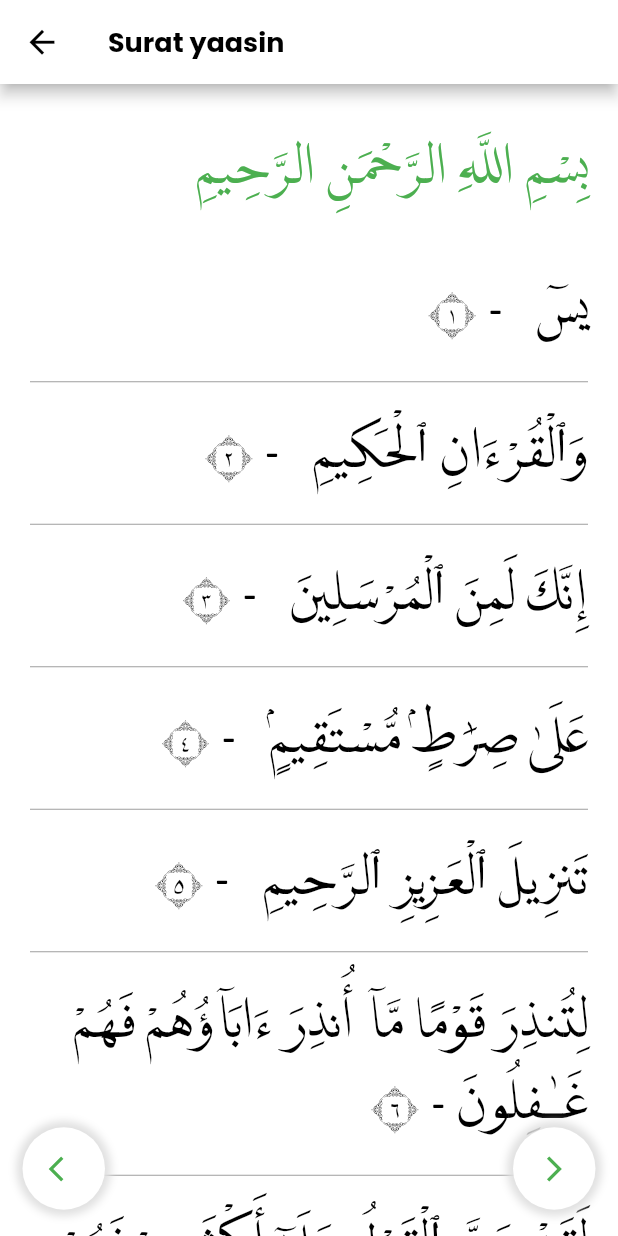
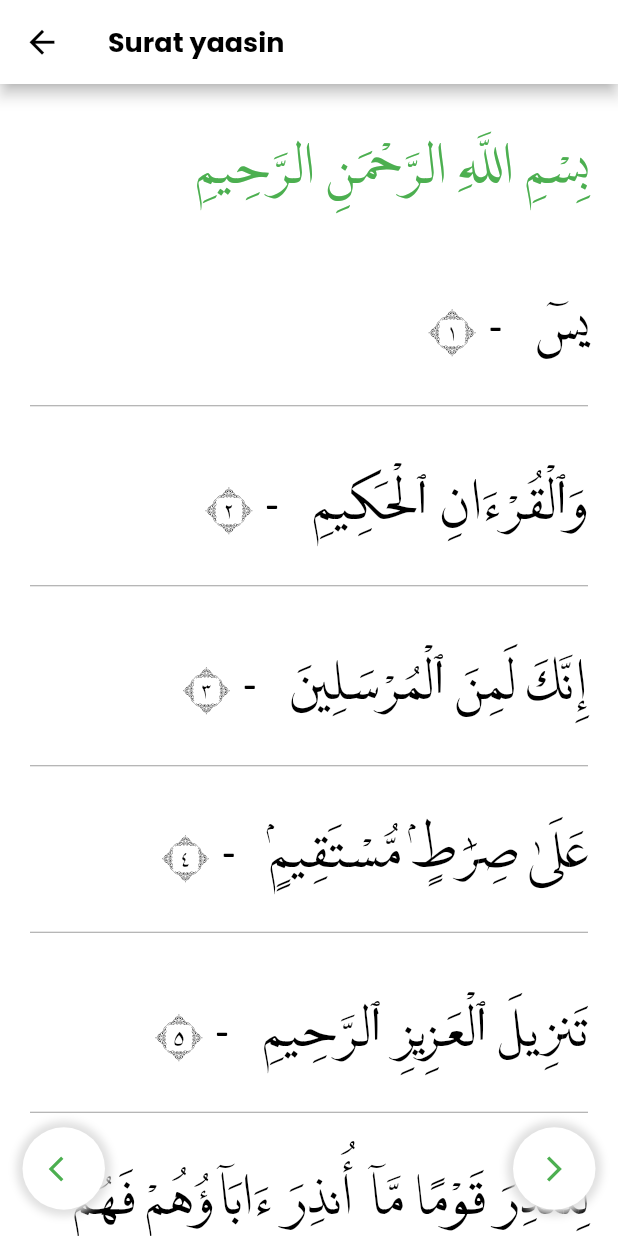
Before and after one commit to alizaenazet/dalil-alnajah, a Flutter app: the Section3 screen opened directly, on a phone screen of 412 x 824 dp. Run offline on Flutter 3.47's test engine with Material 2 defaults, Android fonts, the phone set to English and light mode, and no system bars; our stand-ins replace animated_splash_screen, google_fonts.

Commit message:
revisi 20-9

```diff
--- a/lib/section3.dart
+++ b/lib/section3.dart
@@ -59,7 +59,7 @@ class _Section3State extends State<Section3> {
               Text(
                 'يسٓ' + '   - ' + '١',
                 textDirection: TextDirection.rtl,
-                style: largeBlackArabic,
+                style: largeBlackArabic.copyWith(height: 2.2),
               ),
               SizedBox(
                 height: 20,
@@ -71,7 +71,7 @@ class _Section3State extends State<Section3> {
               Text(
                 'وَٱلْقُرْءَانِ ٱلْحَكِيمِ' + '   - ' + '٢',
                 textDirection: TextDirection.rtl,
-                style: largeBlackArabic,
+                style: largeBlackArabic.copyWith(height: 2.2),
               ),
               SizedBox(
                 height: 20,
@@ -83,7 +83,7 @@ class _Section3State extends State<Section3> {
               Text(
                 'إِنَّكَ لَمِنَ ٱلْمُرْسَلِينَ' + '   - ' + '٣',
                 textDirection: TextDirection.rtl,
-                style: largeBlackArabic,
+                style: largeBlackArabic.copyWith(height: 2.2),
               ),
               SizedBox(
                 height: 20,
@@ -95,7 +95,7 @@ class _Section3State extends State<Section3> {
               Text(
                 'عَلَىٰ صِرَٰطٍۢ مُّسْتَقِيمٍۢ' + '   - ' + '٤',
                 textDirection: TextDirection.rtl,
-                style: largeBlackArabic,
+                style: largeBlackArabic.copyWith(height: 2.2),
               ),
               SizedBox(
                 height: 20,
@@ -107,7 +107,7 @@ class _Section3State extends State<Section3> {
               Text(
                 'تَنزِيلَ ٱلْعَزِيزِ ٱلرَّحِيمِ' + '   - ' + '٥',
                 textDirection: TextDirection.rtl,
-                style: largeBlackArabic,
+                style: largeBlackArabic.copyWith(height: 2.2),
               ),
               SizedBox(
                 height: 20,
@@ -121,7 +121,7 @@ class _Section3State extends State<Section3> {
                     ' - ' +
                     '٦',
                 textDirection: TextDirection.rtl,
-                style: largeBlackArabic,
+                style: largeBlackArabic.copyWith(height: 2.2),
               ),
               SizedBox(
                 height: 20,
@@ -135,7 +135,7 @@ class _Section3State extends State<Section3> {
                     ' - ' +
                     '٧',
                 textDirection: TextDirection.rtl,
-                style: largeBlackArabic,
+                style: largeBlackArabic.copyWith(height: 2.2),
               ),
               SizedBox(
                 height: 20,
@@ -149,7 +149,7 @@ class _Section3State extends State<Section3> {
                     ' - ' +
                     '٨',
                 textDirection: TextDirection.rtl,
-                style: largeBlackArabic,
+                style: largeBlackArabic.copyWith(height: 2.2),
               ),
               SizedBox(
                 height: 20,
@@ -163,7 +163,7 @@ class _Section3State extends State<Section3> {
                     ' - ' +
                     '٩',
                 textDirection: TextDirection.rtl,
-                style: largeBlackArabic,
+                style: largeBlackArabic.copyWith(height: 2.2),
               ),
               SizedBox(
                 height: 20,
@@ -177,7 +177,7 @@ class _Section3State extends State<Section3> {
                     ' - ' +
                     '١٠',
                 textDirection: TextDirection.rtl,
-                style: largeBlackArabic,
+                style: largeBlackArabic.copyWith(height: 2.2),
               ),
               SizedBox(
                 height: 20,
@@ -191,7 +191,7 @@ class _Section3State extends State<Section3> {
                     ' - ' +
                     '١١',
                 textDirection: TextDirection.rtl,
-                style: largeBlackArabic,
+                style: largeBlackArabic.copyWith(height: 2.2),
               ),
               SizedBox(
                 height: 20,
@@ -205,7 +205,7 @@ class _Section3State extends State<Section3> {
                     ' - ' +
                     '١٢',
                 textDirection: TextDirection.rtl,
-                style: largeBlackArabic,
+                style: largeBlackArabic.copyWith(height: 2.2),
               ),
               SizedBox(
                 height: 20,
@@ -219,7 +219,7 @@ class _Section3State extends State<Section3> {
                     ' - ' +
                     '١٣',
                 textDirection: TextDirection.rtl,
-                style: largeBlackArabic,
+                style: largeBlackArabic.copyWith(height: 2.2),
               ),
               SizedBox(
                 height: 20,
@@ -233,7 +233,7 @@ class _Section3State extends State<Section3> {
                     ' - ' +
                     '١٤',
                 textDirection: TextDirection.rtl,
-                style: largeBlackArabic,
+                style: largeBlackArabic.copyWith(height: 2.2),
               ),
               SizedBox(
                 height: 20,
@@ -247,7 +247,7 @@ class _Section3State extends State<Section3> {
                     ' - ' +
                     '١٥',
                 textDirection: TextDirection.rtl,
-                style: largeBlackArabic,
+                style: largeBlackArabic.copyWith(height: 2.2),
               ),
               SizedBox(
                 height: 20,
@@ -261,7 +261,7 @@ class _Section3State extends State<Section3> {
                     ' - ' +
                     '١٦',
                 textDirection: TextDirection.rtl,
-                style: largeBlackArabic,
+                style: largeBlackArabic.copyWith(height: 2.2),
               ),
               SizedBox(
                 height: 20,
@@ -273,7 +273,7 @@ class _Section3State extends State<Section3> {
               Text(
                 'وَمَا عَلَيْنَآ إِلَّا ٱلْبَلَـٰغُ ٱلْمُبِينُ' + ' - ' + '١٧',
                 textDirection: TextDirection.rtl,
-                style: largeBlackArabic,
+                style: largeBlackArabic.copyWith(height: 2.2),
               ),
               SizedBox(
                 height: 20,
@@ -287,7 +287,7 @@ class _Section3State extends State<Section3> {
                     ' - ' +
                     '١٨',
                 textDirection: TextDirection.rtl,
-                style: largeBlackArabic,
+                style: largeBlackArabic.copyWith(height: 2.2),
               ),
               SizedBox(
                 height: 20,
@@ -301,7 +301,7 @@ class _Section3State extends State<Section3> {
                     ' -' +
                     '١٩',
                 textDirection: TextDirection.rtl,
-                style: largeBlackArabic,
+                style: largeBlackArabic.copyWith(height: 2.2),
               ),
               SizedBox(
                 height: 20,
@@ -315,7 +315,7 @@ class _Section3State extends State<Section3> {
                     ' - ' +
                     '٢٠',
                 textDirection: TextDirection.rtl,
-                style: largeBlackArabic,
+                style: largeBlackArabic.copyWith(height: 2.2),
               ),
               SizedBox(
                 height: 20,
@@ -329,7 +329,7 @@ class _Section3State extends State<Section3> {
                     ' - ' +
                     '٢١',
                 textDirection: TextDirection.rtl,
-                style: largeBlackArabic,
+                style: largeBlackArabic.copyWith(height: 2.2),
               ),
               SizedBox(
                 height: 20,
@@ -343,7 +343,7 @@ class _Section3State extends State<Section3> {
                     ' - ' +
                     '٢٢',
                 textDirection: TextDirection.rtl,
-                style: largeBlackArabic,
+                style: largeBlackArabic.copyWith(height: 2.2),
               ),
               SizedBox(
                 height: 20,
@@ -357,7 +357,7 @@ class _Section3State extends State<Section3> {
                     ' - ' +
                     '٢٣',
                 textDirection: TextDirection.rtl,
-                style: largeBlackArabic,
+                style: largeBlackArabic.copyWith(height: 2.2),
               ),
               SizedBox(
                 height: 20,
@@ -369,7 +369,7 @@ class _Section3State extends State<Section3> {
               Text(
                 'إِنِّىٓ إِذًۭا لَّفِى ضَلَـٰلٍۢ مُّبِينٍ' + ' - ' + '٢٤',
                 textDirection: TextDirection.rtl,
-                style: largeBlackArabic,
+                style: largeBlackArabic.copyWith(height: 2.2),
               ),
               SizedBox(
                 height: 20,
@@ -381,7 +381,7 @@ class _Section3State extends State<Section3> {
               Text(
                 'إِنِّىٓ ءَامَنتُ بِرَبِّكُمْ فَٱسْمَعُونِ' + ' - ' + '٢٥',
                 textDirection: TextDirection.rtl,
-                style: largeBlackArabic,
+                style: largeBlackArabic.copyWith(height: 2.2),
               ),
               SizedBox(
                 height: 20,
@@ -395,7 +395,7 @@ class _Section3State extends State<Section3> {
                     ' - ' +
                     '٢٦',
                 textDirection: TextDirection.rtl,
-                style: largeBlackArabic,
+                style: largeBlackArabic.copyWith(height: 2.2),
               ),
               SizedBox(
                 height: 20,
@@ -409,7 +409,7 @@ class _Section3State extends State<Section3> {
                     ' - ' +
                     '٢٧',
                 textDirection: TextDirection.rtl,
-                style: largeBlackArabic,
+                style: largeBlackArabic.copyWith(height: 2.2),
               ),
               SizedBox(
                 height: 20,
@@ -423,7 +423,7 @@ class _Section3State extends State<Section3> {
                     ' - ' +
                     '٢٨',
                 textDirection: TextDirection.rtl,
-                style: largeBlackArabic,
+                style: largeBlackArabic.copyWith(height: 2.2),
               ),
               SizedBox(
                 height: 20,
@@ -437,7 +437,7 @@ class _Section3State extends State<Section3> {
                     ' - ' +
                     '٢٩',
                 textDirection: TextDirection.rtl,
-                style: largeBlackArabic,
+                style: largeBlackArabic.copyWith(height: 2.2),
               ),
               SizedBox(
                 height: 20,
@@ -451,7 +451,7 @@ class _Section3State extends State<Section3> {
                     ' - ' +
                     '٣٠',
                 textDirection: TextDirection.rtl,
-                style: largeBlackArabic,
+                style: largeBlackArabic.copyWith(height: 2.2),
               ),
               SizedBox(
                 height: 20,
@@ -465,7 +465,7 @@ class _Section3State extends State<Section3> {
                     '-' +
                     '٣١',
                 textDirection: TextDirection.rtl,
-                style: largeBlackArabic,
+                style: largeBlackArabic.copyWith(height: 2.2),
               ),
               SizedBox(
                 height: 20,
@@ -479,7 +479,7 @@ class _Section3State extends State<Section3> {
                     ' - ' +
                     '٣٢',
                 textDirection: TextDirection.rtl,
-                style: largeBlackArabic,
+                style: largeBlackArabic.copyWith(height: 2.2),
               ),
               SizedBox(
                 height: 20,
@@ -493,7 +493,7 @@ class _Section3State extends State<Section3> {
                     ' - ' +
                     '٣٣',
                 textDirection: TextDirection.rtl,
-                style: largeBlackArabic,
+                style: largeBlackArabic.copyWith(height: 2.2),
               ),
               SizedBox(
                 height: 20,
@@ -507,7 +507,7 @@ class _Section3State extends State<Section3> {
                     ' - ' +
                     '٣٤',
                 textDirection: TextDirection.rtl,
-                style: largeBlackArabic,
+                style: largeBlackArabic.copyWith(height: 2.2),
               ),
               SizedBox(
                 height: 20,
@@ -521,7 +521,7 @@ class _Section3State extends State<Section3> {
                     ' - ' +
                     '٣٥',
                 textDirection: TextDirection.rtl,
-                style: largeBlackArabic,
+                style: largeBlackArabic.copyWith(height: 2.2),
               ),
               SizedBox(
                 height: 20,
@@ -535,7 +535,7 @@ class _Section3State extends State<Section3> {
                     ' - ' +
                     '٣٦',
                 textDirection: TextDirection.rtl,
-                style: largeBlackArabic,
+                style: largeBlackArabic.copyWith(height: 2.2),
               ),
               SizedBox(
                 height: 20,
@@ -549,7 +549,7 @@ class _Section3State extends State<Section3> {
                     ' - ' +
                     '٣٧',
                 textDirection: TextDirection.rtl,
-                style: largeBlackArabic,
+                style: largeBlackArabic.copyWith(height: 2.2),
               ),
               SizedBox(
                 height: 20,
@@ -563,7 +563,7 @@ class _Section3State extends State<Section3> {
                     ' - ' +
                     '٣٨',
                 textDirection: TextDirection.rtl,
-                style: largeBlackArabic,
+                style: largeBlackArabic.copyWith(height: 2.2),
               ),
               SizedBox(
                 height: 20,
@@ -577,7 +577,7 @@ class _Section3State extends State<Section3> {
                     ' - ' +
                     '٣٩',
                 textDirection: TextDirection.rtl,
-                style: largeBlackArabic,
+                style: largeBlackArabic.copyWith(height: 2.2),
               ),
               SizedBox(
                 height: 20,
@@ -591,7 +591,7 @@ class _Section3State extends State<Section3> {
                     ' - ' +
                     '٤٠',
                 textDirection: TextDirection.rtl,
-                style: largeBlackArabic,
+                style: largeBlackArabic.copyWith(height: 2.2),
               ),
               SizedBox(
                 height: 20,
@@ -605,7 +605,7 @@ class _Section3State extends State<Section3> {
                     ' - ' +
                     '٤١',
                 textDirection: TextDirection.rtl,
-                style: largeBlackArabic,
+                style: largeBlackArabic.copyWith(height: 2.2),
               ),
               SizedBox(
                 height: 20,
@@ -619,7 +619,7 @@ class _Section3State extends State<Section3> {
                     ' - ' +
                     '٤٢',
                 textDirection: TextDirection.rtl,
-                style: largeBlackArabic,
+                style: largeBlackArabic.copyWith(height: 2.2),
               ),
               SizedBox(
                 height: 20,
@@ -633,7 +633,7 @@ class _Section3State extends State<Section3> {
                     ' - ' +
                     '٤٣',
                 textDirection: TextDirection.rtl,
-                style: largeBlackArabic,
+                style: largeBlackArabic.copyWith(height: 2.2),
               ),
               SizedBox(
                 height: 20,
@@ -647,7 +647,7 @@ class _Section3State extends State<Section3> {
                     ' - ' +
                     '٤٤',
                 textDirection: TextDirection.rtl,
-                style: largeBlackArabic,
+                style: largeBlackArabic.copyWith(height: 2.2),
               ),
               SizedBox(
                 height: 20,
@@ -661,7 +661,7 @@ class _Section3State extends State<Section3> {
                     ' - ' +
                     '٤٥',
                 textDirection: TextDirection.rtl,
-                style: largeBlackArabic,
+                style: largeBlackArabic.copyWith(height: 2.2),
               ),
               SizedBox(
                 height: 20,
@@ -675,7 +675,7 @@ class _Section3State extends State<Section3> {
                     '-' +
                     '٤٦',
                 textDirection: TextDirection.rtl,
-                style: largeBlackArabic,
+                style: largeBlackArabic.copyWith(height: 2.2),
               ),
               SizedBox(
                 height: 20,
@@ -689,7 +689,7 @@ class _Section3State extends State<Section3> {
                     ' - ' +
                     '٤٧',
                 textDirection: TextDirection.rtl,
-                style: largeBlackArabic,
+                style: largeBlackArabic.copyWith(height: 2.2),
               ),
               SizedBox(
                 height: 20,
@@ -703,7 +703,7 @@ class _Section3State extends State<Section3> {
                     ' - ' +
                     '٤٨',
                 textDirection: TextDirection.rtl,
-                style: largeBlackArabic,
+                style: largeBlackArabic.copyWith(height: 2.2),
               ),
               SizedBox(
                 height: 20,
@@ -717,7 +717,7 @@ class _Section3State extends State<Section3> {
                     ' - ' +
                     '٤٩',
                 textDirection: TextDirection.rtl,
-                style: largeBlackArabic,
+                style: largeBlackArabic.copyWith(height: 2.2),
               ),
               SizedBox(
                 height: 20,
@@ -731,7 +731,7 @@ class _Section3State extends State<Section3> {
                     ' - ' +
                     '٥٠',
                 textDirection: TextDirection.rtl,
-                style: largeBlackArabic,
+                style: largeBlackArabic.copyWith(height: 2.2),
               ),
               SizedBox(
                 height: 20,
@@ -745,7 +745,7 @@ class _Section3State extends State<Section3> {
                     ' - ' +
                     '٥١',
                 textDirection: TextDirection.rtl,
-                style: largeBlackArabic,
+                style: largeBlackArabic.copyWith(height: 2.2),
               ),
               SizedBox(
                 height: 20,
@@ -759,7 +759,7 @@ class _Section3State extends State<Section3> {
                     ' - ' +
                     '٥٢',
                 textDirection: TextDirection.rtl,
-                style: largeBlackArabic,
+                style: largeBlackArabic.copyWith(height: 2.2),
               ),
               SizedBox(
                 height: 20,
@@ -773,7 +773,7 @@ class _Section3State extends State<Section3> {
                     ' - ' +
                     '٥٣',
                 textDirection: TextDirection.rtl,
-                style: largeBlackArabic,
+                style: largeBlackArabic.copyWith(height: 2.2),
               ),
               SizedBox(
                 height: 20,
@@ -787,7 +787,7 @@ class _Section3State extends State<Section3> {
                     ' - ' +
                     '٥٤',
                 textDirection: TextDirection.rtl,
-                style: largeBlackArabic,
+                style: largeBlackArabic.copyWith(height: 2.2),
               ),
               SizedBox(
                 height: 20,
@@ -801,7 +801,7 @@ class _Section3State extends State<Section3> {
                     ' - ' +
                     '٥٥',
                 textDirection: TextDirection.rtl,
-                style: largeBlackArabic,
+                style: largeBlackArabic.copyWith(height: 2.2),
               ),
               SizedBox(
                 height: 20,
@@ -815,7 +815,7 @@ class _Section3State extends State<Section3> {
                     ' - ' +
                     '٥٦',
                 textDirection: TextDirection.rtl,
-                style: largeBlackArabic,
+                style: largeBlackArabic.copyWith(height: 2.2),
               ),
               SizedBox(
                 height: 20,
@@ -829,7 +829,7 @@ class _Section3State extends State<Section3> {
                     ' - ' +
                     '٥٧',
                 textDirection: TextDirection.rtl,
-                style: largeBlackArabic,
+                style: largeBlackArabic.copyWith(height: 2.2),
               ),
               SizedBox(
                 height: 20,
@@ -839,11 +839,9 @@ class _Section3State extends State<Section3> {
                 height: 20,
               ),
               Text(
-                'سَلٰمٌۗ قَوْلًا مِّنْ رَّبٍّ رَّحِيْمٍ' +
-                    ' - ' +
-                    '٥٨',
+                'سَلٰمٌۗ قَوْلًا مِّنْ رَّبٍّ رَّحِيْمٍ' + ' - ' + '٥٨',
                 textDirection: TextDirection.rtl,
-                style: largeBlackArabic,
+                style: largeBlackArabic.copyWith(height: 2.2),
               ),
               SizedBox(
                 height: 20,
@@ -853,9 +851,11 @@ class _Section3State extends State<Section3> {
                 height: 20,
               ),
               Text(
-                'وَامْتَازُوا الْيَوْمَ اَيُّهَا الْمُجْرِمُوْنَ' + ' - ' + '٥٩',
+                'وَامْتَازُوا الْيَوْمَ اَيُّهَا الْمُجْرِمُوْنَ' +
+                    ' - ' +
+                    '٥٩',
                 textDirection: TextDirection.rtl,
-                style: largeBlackArabic,
+                style: largeBlackArabic.copyWith(height: 2.2),
               ),
               SizedBox(
                 height: 20,
@@ -869,7 +869,7 @@ class _Section3State extends State<Section3> {
                     ' - ' +
                     '٦٠',
                 textDirection: TextDirection.rtl,
-                style: largeBlackArabic,
+                style: largeBlackArabic.copyWith(height: 2.2),
               ),
               SizedBox(
                 height: 20,
@@ -883,7 +883,7 @@ class _Section3State extends State<Section3> {
                     ' - ' +
                     '٦١',
                 textDirection: TextDirection.rtl,
-                style: largeBlackArabic,
+                style: largeBlackArabic.copyWith(height: 2.2),
               ),
               SizedBox(
                 height: 20,
@@ -897,7 +897,7 @@ class _Section3State extends State<Section3> {
                     ' - ' +
                     '٦٢',
                 textDirection: TextDirection.rtl,
-                style: largeBlackArabic,
+                style: largeBlackArabic.copyWith(height: 2.2),
               ),
               SizedBox(
                 height: 20,
@@ -909,7 +909,7 @@ class _Section3State extends State<Section3> {
               Text(
                 'هَـٰذِهِۦ جَهَنَّمُ ٱلَّتِى كُنتُمْ تُوعَدُونَ' + ' - ' + '٦٣',
                 textDirection: TextDirection.rtl,
-                style: largeBlackArabic,
+                style: largeBlackArabic.copyWith(height: 2.2),
               ),
               SizedBox(
                 height: 20,
@@ -921,7 +921,7 @@ class _Section3State extends State<Section3> {
               Text(
                 'ٱصْلَوْهَا ٱلْيَوْمَ بِمَا كُنتُمْ تَكْفُرُونَ' + ' - ' + '٦٤',
                 textDirection: TextDirection.rtl,
-                style: largeBlackArabic,
+                style: largeBlackArabic.copyWith(height: 2.2),
               ),
               SizedBox(
                 height: 20,
@@ -935,7 +935,7 @@ class _Section3State extends State<Section3> {
                     ' - ' +
                     '٦٥',
                 textDirection: TextDirection.rtl,
-                style: largeBlackArabic,
+                style: largeBlackArabic.copyWith(height: 2.2),
               ),
               SizedBox(
                 height: 20,
@@ -949,7 +949,7 @@ class _Section3State extends State<Section3> {
                     ' - ' +
                     '٦٦',
                 textDirection: TextDirection.rtl,
-                style: largeBlackArabic,
+                style: largeBlackArabic.copyWith(height: 2.2),
               ),
               SizedBox(
                 height: 20,
@@ -963,7 +963,7 @@ class _Section3State extends State<Section3> {
                     ' - ' +
                     '٦٧',
                 textDirection: TextDirection.rtl,
-                style: largeBlackArabic,
+                style: largeBlackArabic.copyWith(height: 2.2),
               ),
               SizedBox(
                 height: 20,
@@ -977,7 +977,7 @@ class _Section3State extends State<Section3> {
                     ' - ' +
                     '٦٨',
                 textDirection: TextDirection.rtl,
-                style: largeBlackArabic,
+                style: largeBlackArabic.copyWith(height: 2.2),
               ),
               SizedBox(
                 height: 20,
@@ -991,7 +991,7 @@ class _Section3State extends State<Section3> {
                     ' - ' +
                     '٦٩',
                 textDirection: TextDirection.rtl,
-                style: largeBlackArabic,
+                style: largeBlackArabic.copyWith(height: 2.2),
               ),
               SizedBox(
                 height: 20,
@@ -1005,7 +1005,7 @@ class _Section3State extends State<Section3> {
                     ' - ' +
                     '٧٠',
                 textDirection: TextDirection.rtl,
-                style: largeBlackArabic,
+                style: largeBlackArabic.copyWith(height: 2.2),
               ),
               SizedBox(
                 height: 20,
@@ -1019,7 +1019,7 @@ class _Section3State extends State<Section3> {
                     ' - ' +
                     '٧١',
                 textDirection: TextDirection.rtl,
-                style: largeBlackArabic,
+                style: largeBlackArabic.copyWith(height: 2.2),
               ),
               SizedBox(
                 height: 20,
@@ -1033,7 +1033,7 @@ class _Section3State extends State<Section3> {
                     ' - ' +
                     '٧٢',
                 textDirection: TextDirection.rtl,
-                style: largeBlackArabic,
+                style: largeBlackArabic.copyWith(height: 2.2),
               ),
               SizedBox(
                 height: 20,
@@ -1047,7 +1047,7 @@ class _Section3State extends State<Section3> {
                     ' - ' +
                     '٧٣',
                 textDirection: TextDirection.rtl,
-                style: largeBlackArabic,
+                style: largeBlackArabic.copyWith(height: 2.2),
               ),
               SizedBox(
                 height: 20,
@@ -1061,7 +1061,7 @@ class _Section3State extends State<Section3> {
                     ' - ' +
                     '٧٤',
                 textDirection: TextDirection.rtl,
-                style: largeBlackArabic,
+                style: largeBlackArabic.copyWith(height: 2.2),
               ),
               SizedBox(
                 height: 20,
@@ -1075,7 +1075,7 @@ class _Section3State extends State<Section3> {
                     ' - ' +
                     '٧٥',
                 textDirection: TextDirection.rtl,
-                style: largeBlackArabic,
+                style: largeBlackArabic.copyWith(height: 2.2),
               ),
               SizedBox(
                 height: 20,
@@ -1089,7 +1089,7 @@ class _Section3State extends State<Section3> {
                     ' - ' +
                     '٧٦',
                 textDirection: TextDirection.rtl,
-                style: largeBlackArabic,
+                style: largeBlackArabic.copyWith(height: 2.2),
               ),
               SizedBox(
                 height: 20,
@@ -1103,7 +1103,7 @@ class _Section3State extends State<Section3> {
                     ' - ' +
                     '٧٧',
                 textDirection: TextDirection.rtl,
-                style: largeBlackArabic,
+                style: largeBlackArabic.copyWith(height: 2.2),
               ),
               SizedBox(
                 height: 20,
@@ -1117,7 +1117,7 @@ class _Section3State extends State<Section3> {
                     ' - ' +
                     '٧٨',
                 textDirection: TextDirection.rtl,
-                style: largeBlackArabic,
+                style: largeBlackArabic.copyWith(height: 2.2),
               ),
               SizedBox(
                 height: 20,
@@ -1131,7 +1131,7 @@ class _Section3State extends State<Section3> {
                     ' - ' +
                     '٧٩',
                 textDirection: TextDirection.rtl,
-                style: largeBlackArabic,
+                style: largeBlackArabic.copyWith(height: 2.2),
               ),
               SizedBox(
                 height: 20,
@@ -1145,7 +1145,7 @@ class _Section3State extends State<Section3> {
                     ' - ' +
                     '٨٠',
                 textDirection: TextDirection.rtl,
-                style: largeBlackArabic,
+                style: largeBlackArabic.copyWith(height: 2.2),
               ),
               SizedBox(
                 height: 20,
@@ -1159,7 +1159,7 @@ class _Section3State extends State<Section3> {
                     ' - ' +
                     '٨١',
                 textDirection: TextDirection.rtl,
-                style: largeBlackArabic,
+                style: largeBlackArabic.copyWith(height: 2.2),
               ),
               SizedBox(
                 height: 20,
@@ -1173,7 +1173,7 @@ class _Section3State extends State<Section3> {
                     ' - ' +
                     '٨٢',
                 textDirection: TextDirection.rtl,
-                style: largeBlackArabic,
+                style: largeBlackArabic.copyWith(height: 2.2),
               ),
               SizedBox(
                 height: 20,
@@ -1187,7 +1187,7 @@ class _Section3State extends State<Section3> {
                     ' - ' +
                     '٨٣',
                 textDirection: TextDirection.rtl,
-                style: largeBlackArabic,
+                style: largeBlackArabic.copyWith(height: 2.2),
               ),
               SizedBox(
                 height: 50,
```
